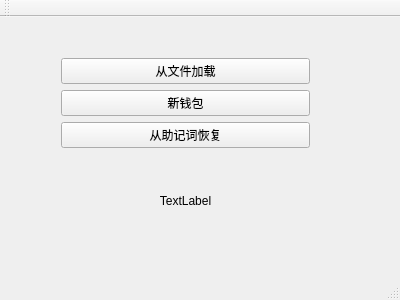
This is walletmain.ui in KeyboxWallet/software_wallet as Qt 5 draws it before an edit. The edited form follows.
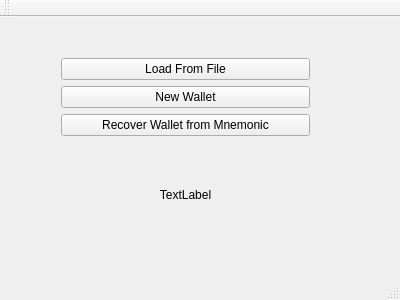
This is the edited form.

Commit message: English lang default, add zhCN translation file.

The edit to the form file:
```diff
--- a/walletmain.ui
+++ b/walletmain.ui
@@ -27,21 +27,21 @@
      <item>
       <widget class="QPushButton" name="saveOrLoadButton">
        <property name="text">
-        <string>从文件加载</string>
+        <string>Load From File</string>
        </property>
       </widget>
      </item>
      <item>
       <widget class="QPushButton" name="generalButton">
        <property name="text">
-        <string>新钱包</string>
+        <string>New Wallet</string>
        </property>
       </widget>
      </item>
      <item>
       <widget class="QPushButton" name="mnemonicRecoveryButton">
        <property name="text">
-        <string>从助记词恢复</string>
+        <string>Recover Wallet from Mnemonic</string>
        </property>
       </widget>
      </item>
```
The commit also changes 2 other files.
